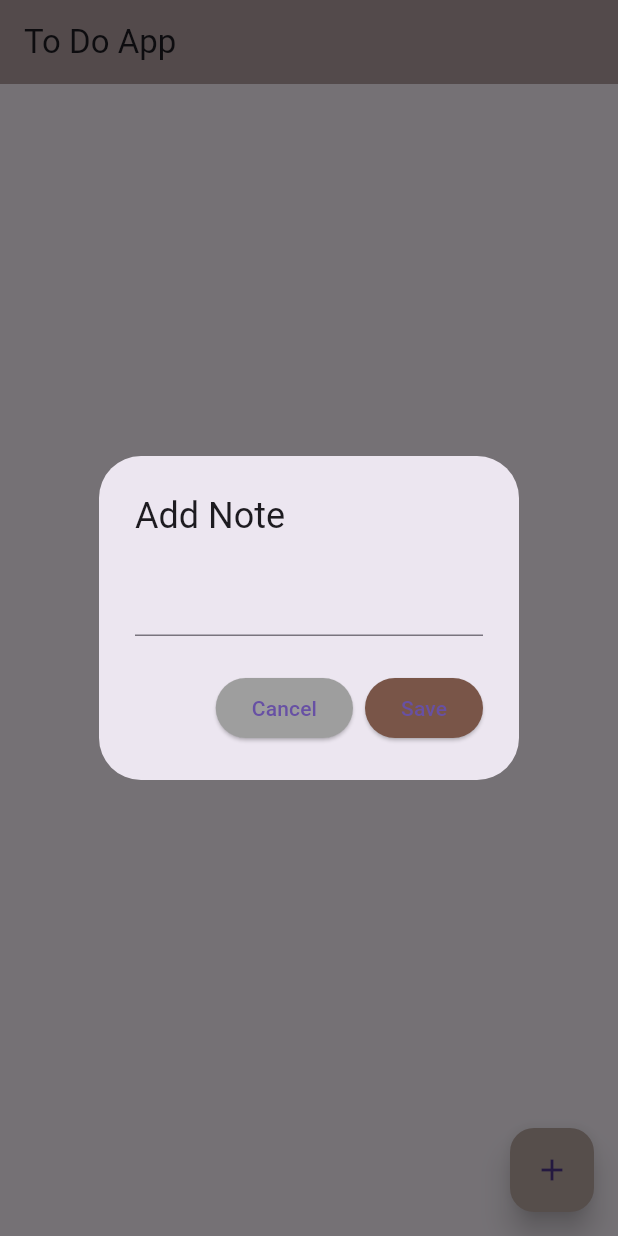
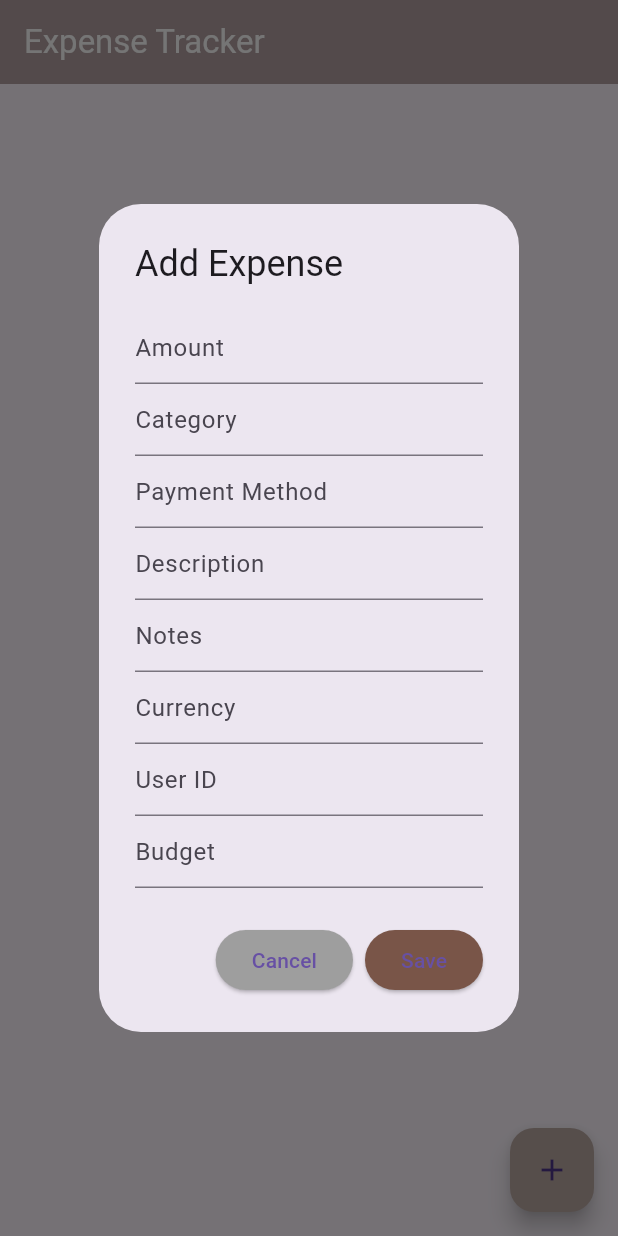
Before and after one commit to Magesh08/ToDoApp-Firebase, a Flutter app: the screen it shows after launch, after a tap on the "add" icon, on a phone screen of 412 x 824 dp. Run offline on Flutter 3.47's test engine with Material 3 defaults, Android fonts, the phone set to English and light mode, and no system bars; our stand-ins replace cloud_firestore, firebase_core; accounts and stored records are empty.

Commit message:
new update

```diff
--- a/lib/FirestoreService/FireStoreService.dart
+++ b/lib/FirestoreService/FireStoreService.dart
@@ -1,48 +1,84 @@
 import 'package:cloud_firestore/cloud_firestore.dart';
 
 class FirestoreService {
-  // Collection reference
-  final CollectionReference notes =
-      FirebaseFirestore.instance.collection('notes');
+  final FirebaseFirestore _db = FirebaseFirestore.instance;
 
-  // Create a new note
-  Future<void> createNote(String content) async {
+  // Reference to the collections_metadata
+  final CollectionReference collectionsMetadata =
+      FirebaseFirestore.instance.collection('collections_metadata');
+
+  // Fetch the list of collection names
+  Future<List<String>> getCollectionNames() async {
     try {
-      await notes.add({
-        'content': content,
-        'timestamp': Timestamp.now(), // Changed to 'timestamp' field
+      final snapshot = await collectionsMetadata.get();
+      final List<String> collectionNames = [];
+      snapshot.docs.forEach((doc) {
+        collectionNames.add(doc.id);
       });
+      return collectionNames;
     } catch (e) {
-      print('Error creating note: $e');
+      print('Error fetching collection names: $e');
+      return [];
+    }
+  }
+
+  // Create a new collection and add an expense
+  Future<void> createCollectionAndAddExpense(
+      String collectionName, Map<String, dynamic> expenseData) async {
+    try {
+      // Add a document to collections_metadata
+      await collectionsMetadata.doc(collectionName).set({
+        'created_at': Timestamp.now(),
+      });
+
+      // Add an expense to the collection
+      await _db.collection(collectionName).add(expenseData);
+    } catch (e) {
+      print('Error creating collection and adding expense: $e');
       throw e;
     }
   }
 
-  // Update an existing note
-  Future<void> updateNote(String id, String content) async {
+  // Create a new expense in an existing collection
+  Future<void> createExpenseInCollection(
+      String collectionName, Map<String, dynamic> expenseData) async {
     try {
-      await notes.doc(id).update({
-        'content': content,
-        'timestamp': Timestamp.now(), // Changed to 'timestamp' field
-      });
+      final collection = _db.collection(collectionName);
+      await collection.add(expenseData);
     } catch (e) {
-      print('Error updating note: $e');
+      print('Error creating expense: $e');
       throw e;
     }
   }
 
-  // Delete a note
-  Future<void> deleteNote(String id) async {
+  // Update an existing expense
+  Future<void> updateExpense(String collectionName, String expenseId,
+      Map<String, dynamic> expenseData) async {
     try {
-      await notes.doc(id).delete();
+      final collection = _db.collection(collectionName);
+      await collection.doc(expenseId).update(expenseData);
     } catch (e) {
-      print('Error deleting note: $e');
+      print('Error updating expense: $e');
       throw e;
     }
   }
 
-  // Stream of all notes
-  Stream<QuerySnapshot> getNotesStream() {
-    return notes.orderBy('timestamp', descending: true).snapshots();
+  // Delete an expense
+  Future<void> deleteExpense(String collectionName, String expenseId) async {
+    try {
+      final collection = _db.collection(collectionName);
+      await collection.doc(expenseId).delete();
+    } catch (e) {
+      print('Error deleting expense: $e');
+      throw e;
+    }
+  }
+
+  // Get expenses from a specific collection as a stream
+  Stream<QuerySnapshot> getExpensesStreamInCollection(String collectionName) {
+    return _db
+        .collection(collectionName)
+        .orderBy('date', descending: true)
+        .snapshots();
   }
 }
--- a/lib/pages/homepage.dart
+++ b/lib/pages/homepage.dart
@@ -11,15 +11,76 @@ class HomePage extends StatefulWidget {
 
 class _HomePageState extends State<HomePage> {
   final FirestoreService fireStoreData = FirestoreService();
-  final TextEditingController textController = TextEditingController();
+  final TextEditingController amountController = TextEditingController();
+  final TextEditingController categoryController = TextEditingController();
+  final TextEditingController paymentMethodController = TextEditingController();
+  final TextEditingController descriptionController = TextEditingController();
+  final TextEditingController notesController = TextEditingController();
+  final TextEditingController currencyController = TextEditingController();
+  final TextEditingController userIdController = TextEditingController();
+  final TextEditingController budgetController = TextEditingController();
+  List<String> collectionNames = [];
+  String? selectedCollection;
 
-  void openNoteDialog({String? noteId, String? initialContent}) {
-    textController.text = initialContent ?? '';
+  @override
+  void initState() {
+    super.initState();
+    _loadCollections();
+  }
+
+  // Load the collection names on init
+  void _loadCollections() async {
+    final names = await fireStoreData.getCollectionNames();
+    setState(() {
+      collectionNames = names;
+      selectedCollection = names.isNotEmpty ? names.first : null;
+    });
+  }
+
+  // Open the expense dialog
+  void openExpenseDialog({String? expenseId}) {
     showDialog(
       context: context,
       builder: (context) => AlertDialog(
-        title: Text(noteId != null ? 'Edit Note' : 'Add Note'),
-        content: TextField(controller: textController),
+        title: Text(expenseId != null ? 'Edit Expense' : 'Add Expense'),
+        content: Column(
+          mainAxisSize: MainAxisSize.min,
+          children: [
+            TextField(
+              controller: amountController,
+              decoration: InputDecoration(hintText: 'Amount'),
+              keyboardType: TextInputType.number,
+            ),
+            TextField(
+              controller: categoryController,
+              decoration: InputDecoration(hintText: 'Category'),
+            ),
+            TextField(
+              controller: paymentMethodController,
+              decoration: InputDecoration(hintText: 'Payment Method'),
+            ),
+            TextField(
+              controller: descriptionController,
+              decoration: InputDecoration(hintText: 'Description'),
+            ),
+            TextField(
+              controller: notesController,
+              decoration: InputDecoration(hintText: 'Notes'),
+            ),
+            TextField(
+              controller: currencyController,
+              decoration: InputDecoration(hintText: 'Currency'),
+            ),
+            TextField(
+              controller: userIdController,
+              decoration: InputDecoration(hintText: 'User ID'),
+            ),
+            TextField(
+              controller: budgetController,
+              decoration: InputDecoration(hintText: 'Budget'),
+            ),
+          ],
+        ),
         actions: [
           ElevatedButton(
             onPressed: () {
@@ -27,27 +88,43 @@ class _HomePageState extends State<HomePage> {
             },
             child: Text('Cancel'),
             style: ButtonStyle(
-              backgroundColor: MaterialStateProperty.all<Color>(Colors.grey),
-            ),
+                backgroundColor: MaterialStateProperty.all<Color>(Colors.grey)),
           ),
           ElevatedButton(
             onPressed: () async {
+              final expenseData = {
+                'amount': double.tryParse(amountController.text.trim()) ?? 0.0,
+                'category': categoryController.text.trim(),
+                'date': Timestamp.now(),
+                'paymentMethod': paymentMethodController.text.trim(),
+                'description': descriptionController.text.trim(),
+                'notes': notesController.text.trim(),
+                'currency': currencyController.text.trim(),
+                'userId': userIdController.text.trim(),
+                'budget': budgetController.text.trim(),
+              };
               try {
-                if (noteId != null) {
-                  await fireStoreData.updateNote(noteId, textController.text);
-                } else {
-                  await fireStoreData.createNote(textController.text);
+                if (expenseId != null && selectedCollection != null) {
+                  await fireStoreData.updateExpense(
+                    selectedCollection!,
+                    expenseId,
+                    expenseData,
+                  );
+                } else if (selectedCollection != null) {
+                  await fireStoreData.createExpenseInCollection(
+                    selectedCollection!,
+                    expenseData,
+                  );
                 }
-                textController.clear();
                 Navigator.of(context).pop();
               } catch (e) {
-                print('Error saving note: $e');
+                print('Error saving expense: $e');
               }
             },
             child: Text('Save'),
             style: ButtonStyle(
-              backgroundColor: MaterialStateProperty.all<Color>(Colors.brown),
-            ),
+                backgroundColor:
+                    MaterialStateProperty.all<Color>(Colors.brown)),
           ),
         ],
       ),
@@ -56,94 +133,75 @@ class _HomePageState extends State<HomePage> {
 
   @override
   Widget build(BuildContext context) {
-    return Scaffold(
-      appBar: AppBar(
-        title: Text('To Do App'),
-        backgroundColor: Colors.brown[200], // Lighter background color
-        elevation: 4, // Add elevation
-      ),
-      body: Center(
-        child: Column(
-          mainAxisAlignment: MainAxisAlignment.center,
-          children: [
-            Expanded(
-              child: StreamBuilder<QuerySnapshot>(
-                stream: fireStoreData.getNotesStream(),
+    return DefaultTabController(
+      length: collectionNames.length, // Number of tabs
+      child: Scaffold(
+        appBar: AppBar(
+          title: Text(
+            'Expense Tracker',
+            style: TextStyle(color: Colors.white),
+          ),
+          backgroundColor: Colors.brown[200],
+          elevation: 4,
+          bottom: collectionNames.isNotEmpty
+              ? TabBar(
+                  tabs: collectionNames
+                      .map((collectionName) => Tab(text: collectionName))
+                      .toList(),
+                  onTap: (index) {
+                    setState(() {
+                      selectedCollection = collectionNames[index];
+                    });
+                  },
+                )
+              : null,
+        ),
+        body: selectedCollection == null
+            ? Center(child: Text('No collections available'))
+            : StreamBuilder<QuerySnapshot>(
+                stream: fireStoreData
+                    .getExpensesStreamInCollection(selectedCollection!),
                 builder: (context, snapshot) {
                   if (snapshot.connectionState == ConnectionState.waiting) {
-                    return CircularProgressIndicator();
+                    return Center(child: CircularProgressIndicator());
                   }
                   if (snapshot.hasError) {
-                    return Text('Error: ${snapshot.error}');
+                    return Center(child: Text('Error: ${snapshot.error}'));
                   }
-                  final notes = snapshot.data!.docs;
-                  // Debug: Print notes to terminal
-                  notes.forEach((note) {
-                    print('Note ID: ${note.id}');
-                    print('Note data: ${note.data()}');
-                  });
+                  if (!snapshot.hasData || snapshot.data!.docs.isEmpty) {
+                    return Center(child: Text('No expenses found'));
+                  }
+                  final expenses = snapshot.data!.docs;
                   return ListView.builder(
-                    itemCount: notes.length,
+                    itemCount: expenses.length,
                     itemBuilder: (context, index) {
-                      final noteData =
-                          notes[index].data() as Map<String, dynamic>;
-                      return Container(
-                        margin: EdgeInsets.all(15.0),
-                        padding: EdgeInsets.all(15.0),
-                        decoration: BoxDecoration(
-                          color: Colors.grey[200], // Lighter background color
-                          borderRadius: BorderRadius.circular(10.0),
-                          boxShadow: [
-                            BoxShadow(
-                              color:
-                                  Colors.grey.withOpacity(0.5), // Shadow color
-                              spreadRadius: 2,
-                              blurRadius: 2,
-                              offset:
-                                  Offset(0, 3), // Changes position of shadow
-                            ),
-                          ],
+                      final expenseData =
+                          expenses[index].data() as Map<String, dynamic>;
+                      return ListTile(
+                        title: Text(
+                            '${expenseData['amount']} ${expenseData['currency']}'),
+                        subtitle: Text(
+                            '${expenseData['category']} - ${expenseData['paymentMethod']}'),
+                        trailing: IconButton(
+                          icon: Icon(Icons.delete),
+                          onPressed: () {
+                            fireStoreData.deleteExpense(
+                                selectedCollection!, expenses[index].id);
+                          },
                         ),
-                        child: ListTile(
-                          title: Text(noteData['content']),
-                          subtitle: Text(noteData['timestamp'] != null
-                              ? 'Created at: ${noteData['timestamp'].toDate()}'
-                              : ''),
-                          trailing: Row(
-                            mainAxisSize: MainAxisSize.min,
-                            children: [
-                              IconButton(
-                                icon: Icon(Icons.edit),
-                                onPressed: () {
-                                  openNoteDialog(
-                                    noteId: notes[index].id,
-                                    initialContent: noteData['content'],
-                                  );
-                                },
-                              ),
-                              IconButton(
-                                icon: Icon(Icons.delete),
-                                onPressed: () {
-                                  fireStoreData.deleteNote(notes[index].id);
-                                },
-                              ),
-                            ],
-                          ),
-                        ),
+                        onTap: () {
+                          openExpenseDialog(expenseId: expenses[index].id);
+                        },
                       );
                     },
                   );
                 },
               ),
-            ),
-          ],
+        floatingActionButton: FloatingActionButton(
+          onPressed: openExpenseDialog,
+          backgroundColor: Colors.brown[200],
+          child: Icon(Icons.add),
         ),
-      ),
-      floatingActionButton: FloatingActionButton(
-        backgroundColor: Colors.brown[200],
-        onPressed: openNoteDialog,
-        child: Icon(Icons.add),
-        elevation: 8, // Add elevation
       ),
     );
   }
```
Also changed, not shown: pubspec.lock.
